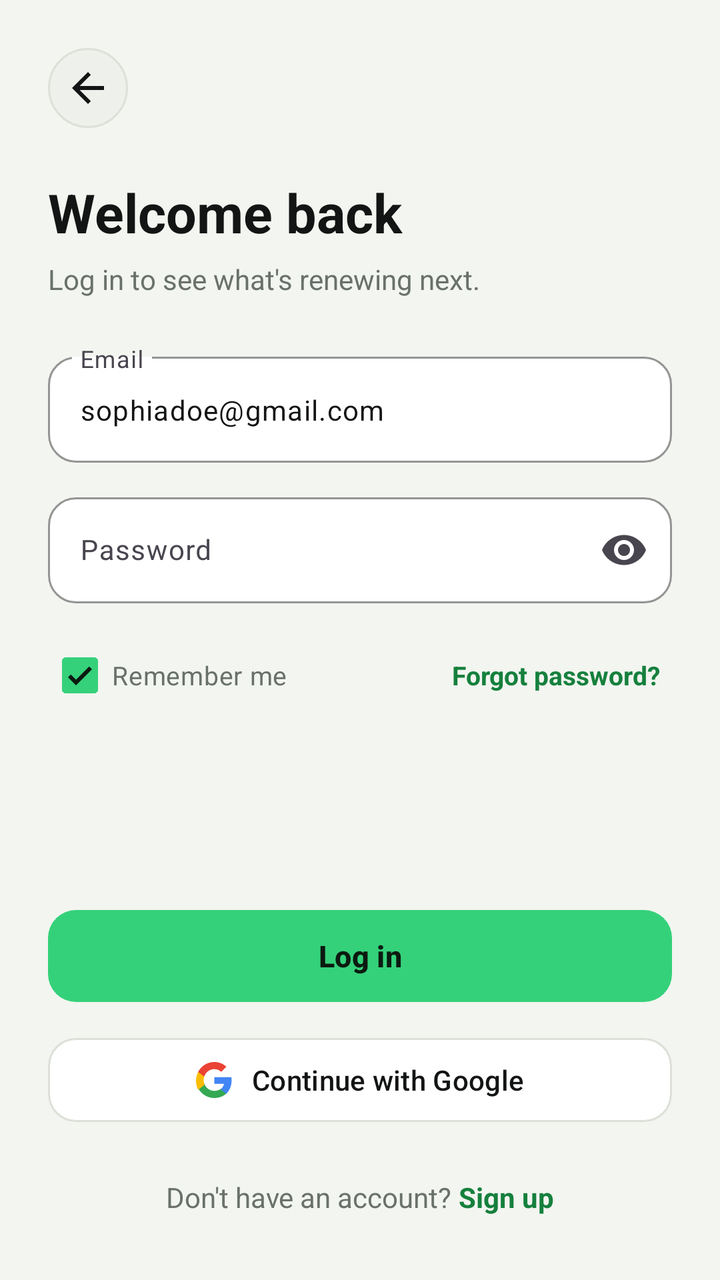
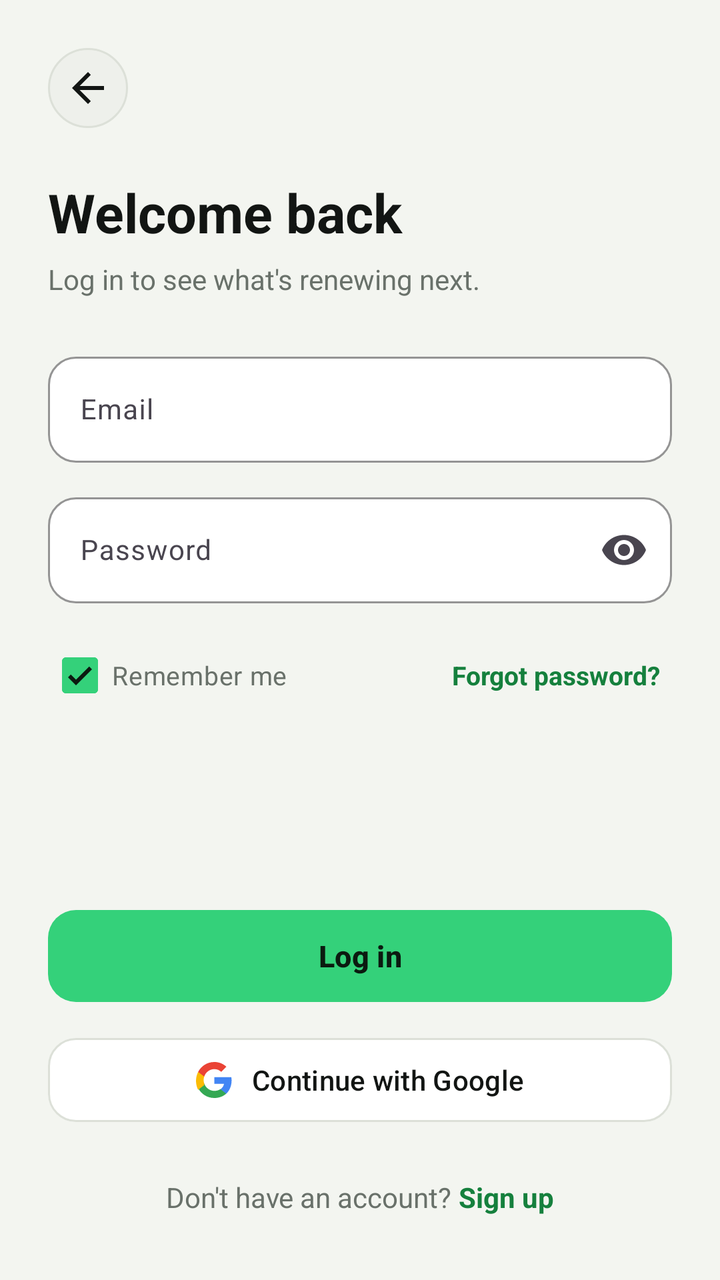

The first picture is an Android layout as it rendered before a commit; the second is the same layout after the commit. The layout source and the unified diff follow.
<!-- AndroidManifest.xml: application theme Theme.SubGuard -->
<!-- res/layout/fragment_login.xml -->
<?xml version="1.0" encoding="utf-8"?>
<ScrollView xmlns:android="http://schemas.android.com/apk/res/android"
    xmlns:app="http://schemas.android.com/apk/res-auto"
    android:layout_width="match_parent"
    android:layout_height="match_parent"
    android:background="@color/app_background"
    android:fillViewport="true">

    <LinearLayout
        android:layout_width="match_parent"
        android:layout_height="wrap_content"
        android:orientation="vertical"
        android:padding="24dp">

        
        <ImageButton
            android:id="@+id/btn_back"
            android:layout_width="40dp"
            android:layout_height="40dp"
            android:background="@drawable/bg_circle_elevated"
            android:contentDescription="Back"
            android:src="@drawable/ic_arrow_back"
            app:tint="@color/text_primary" />

        
        <TextView
            android:layout_width="match_parent"
            android:layout_height="wrap_content"
            android:layout_marginTop="24dp"
            android:text="Welcome back"
            android:textColor="@color/text_primary"
            android:textSize="27sp"
            android:textStyle="bold" />

        <TextView
            android:layout_width="match_parent"
            android:layout_height="wrap_content"
            android:layout_marginTop="6dp"
            android:text="Log in to see what's renewing next."
            android:textColor="@color/text_secondary"
            android:textSize="14sp" />

        
        <com.google.android.material.textfield.TextInputLayout
            android:layout_width="match_parent"
            android:layout_height="wrap_content"
            android:layout_marginTop="24dp"
            android:hint="Email"
            app:boxBackgroundColor="@color/card_background"
            app:boxBackgroundMode="outline"
            app:boxCornerRadiusBottomEnd="14dp"
            app:boxCornerRadiusBottomStart="14dp"
            app:boxCornerRadiusTopEnd="14dp"
            app:boxCornerRadiusTopStart="14dp"
            app:boxStrokeColor="@color/primary_green"
            app:hintTextColor="@color/text_secondary">

            <com.google.android.material.textfield.TextInputEditText
                android:id="@+id/et_email"
                android:layout_width="match_parent"
                android:layout_height="wrap_content"
                android:inputType="textEmailAddress"
                android:text="sophiadoe@gmail.com"
                android:textColor="@color/text_primary"
                android:textSize="14sp" />
        </com.google.android.material.textfield.TextInputLayout>

        
        <com.google.android.material.textfield.TextInputLayout
            android:layout_width="match_parent"
            android:layout_height="wrap_content"
            android:layout_marginTop="12dp"
            android:hint="Password"
            app:boxBackgroundColor="@color/card_background"
            app:boxBackgroundMode="outline"
            app:boxCornerRadiusBottomEnd="14dp"
            app:boxCornerRadiusBottomStart="14dp"
            app:boxCornerRadiusTopEnd="14dp"
            app:boxCornerRadiusTopStart="14dp"
            app:boxStrokeColor="@color/primary_green"
            app:endIconMode="password_toggle"
            app:hintTextColor="@color/text_secondary">

            <com.google.android.material.textfield.TextInputEditText
                android:id="@+id/et_password"
                android:layout_width="match_parent"
                android:layout_height="wrap_content"
                android:inputType="textPassword"
                android:textColor="@color/text_primary"
                android:textSize="14sp" />
        </com.google.android.material.textfield.TextInputLayout>

        
        <LinearLayout
            android:layout_width="match_parent"
            android:layout_height="wrap_content"
            android:layout_marginTop="12dp"
            android:gravity="center_vertical"
            android:orientation="horizontal">

            <com.google.android.material.checkbox.MaterialCheckBox
                android:id="@+id/cb_remember_me"
                android:layout_width="0dp"
                android:layout_height="wrap_content"
                android:layout_weight="1"
                android:checked="true"
                android:text="Remember me"
                android:textColor="@color/text_secondary"
                android:textSize="13sp"
                app:buttonTint="@color/primary_green" />

            <TextView
                android:id="@+id/btn_forgot_password"
                android:layout_width="wrap_content"
                android:layout_height="wrap_content"
                android:padding="6dp"
                android:text="Forgot password?"
                android:textColor="@color/accent_green_text"
                android:textSize="13sp"
                android:textStyle="bold" />
        </LinearLayout>

        <Space
            android:layout_width="match_parent"
            android:layout_height="0dp"
            android:layout_weight="1" />

        
        <com.google.android.material.button.MaterialButton
            android:id="@+id/btn_login"
            android:layout_width="match_parent"
            android:layout_height="54dp"
            android:layout_marginTop="28dp"
            android:text="Log in"
            android:textAllCaps="false"
            android:textColor="@color/button_on_green"
            android:textSize="15sp"
            android:textStyle="bold"
            app:backgroundTint="@color/primary_green"
            app:cornerRadius="14dp" />

        
        <com.google.android.material.button.MaterialButton
            android:id="@+id/btn_google"
            style="@style/Widget.Material3.Button.OutlinedButton"
            android:layout_width="match_parent"
            android:layout_height="50dp"
            android:layout_marginTop="10dp"
            android:text="@string/continue_with_google"
            android:textAllCaps="false"
            android:textColor="@color/text_primary"
            android:textSize="14sp"
            app:backgroundTint="@color/card_background"
            app:cornerRadius="14dp"
            app:icon="@drawable/google_logo_icon"
            app:iconGravity="textStart"
            app:iconPadding="10dp"
            app:iconTint="@null"
            app:strokeColor="@color/card_border" />

        
        <LinearLayout
            android:id="@+id/btn_go_to_signup"
            android:layout_width="match_parent"
            android:layout_height="wrap_content"
            android:layout_marginTop="16dp"
            android:gravity="center"
            android:orientation="horizontal"
            android:padding="8dp">

            <TextView
                android:layout_width="wrap_content"
                android:layout_height="wrap_content"
                android:text="Don't have an account? "
                android:textColor="@color/text_secondary"
                android:textSize="14sp" />

            <TextView
                android:layout_width="wrap_content"
                android:layout_height="wrap_content"
                android:text="Sign up"
                android:textColor="@color/accent_green_text"
                android:textSize="14sp"
                android:textStyle="bold" />
        </LinearLayout>

    </LinearLayout>
</ScrollView>
<!-- resources referenced by this layout -->
<resources>
  <color name="accent_green_text">#15803D</color>
  <color name="app_background">#F3F5F0</color>
  <color name="button_on_green">#0B1A10</color>
  <color name="card_background">#FFFFFF</color>
  <color name="card_border">#DCE0D8</color>
  <color name="primary_green">#34D17A</color>
  <color name="text_primary">#121513</color>
  <color name="text_secondary">#69716A</color>
  <!-- drawable bg_circle_elevated (drawable) -->
  <?xml version="1.0" encoding="utf-8"?>
  <shape xmlns:android="http://schemas.android.com/apk/res/android"
      android:shape="oval">
      <solid android:color="@color/surface_elevated" />
      <stroke
          android:width="1dp"
          android:color="@color/card_border" />
  </shape>
  <!-- drawable google_logo_icon (drawable) -->
  <vector xmlns:android="http://schemas.android.com/apk/res/android"
      android:width="24dp"
      android:height="24dp"
      android:viewportWidth="24"
      android:viewportHeight="24">
      <path
          android:fillColor="#4285F4"
          android:pathData="M23.745,12.27c0,-0.75 -0.06,-1.48 -0.19,-2.18H12.2v4.51h6.47c-0.29,1.48 -1.14,2.73 -2.4,3.58v3h3.86C22.18,19.31 23.745,16.1 23.745,12.27z"/>
      <path
          android:fillColor="#34A853"
          android:pathData="M12.2,24c3.24,0 5.95,-1.08 7.93,-2.91l-3.86,-3c-1.08,0.72 -2.45,1.16 -4.07,1.16c-3.13,0 -5.78,-2.11 -6.73,-4.96H1.41v3.09C3.46,21.35 7.51,24 12.2,24z"/>
      <path
          android:fillColor="#FBBC05"
          android:pathData="M5.47,14.29c-0.25,-0.72 -0.39,-1.49 -0.39,-2.29s0.14,-1.57 0.39,-2.29V6.62H1.41C0.51,8.42 0,10.45 0,12.6s0.51,4.18 1.41,5.98l4.06,-3.1600001 -0.0000001,-1.13z"/>
      <path
          android:fillColor="#EA4335"
          android:pathData="M12.2,4.75c1.77,0 3.35,0.61 4.6,1.8l3.42,-3.42C18.15,1.19 15.44,0 12.2,0C7.51,0 3.46,2.65 1.41,6.62l4.06,3.09c0.95,-2.85 3.6,-4.96 6.73,-4.96z"/>
  </vector>
  <!-- drawable ic_arrow_back (drawable) -->
  <?xml version="1.0" encoding="utf-8"?>
  <vector xmlns:android="http://schemas.android.com/apk/res/android"
      android:width="24dp"
      android:height="24dp"
      android:viewportWidth="24"
      android:viewportHeight="24">
      <path
          android:fillColor="#FFFFFFFF"
          android:pathData="M20,11H7.83l5.59,-5.59L12,4l-8,8 8,8 1.41,-1.41L7.83,13H20v-2z" />
  </vector>
  <string name="continue_with_google">Continue with Google</string>
  <style name="Theme.SubGuard" parent="Base.Theme.SubGuard" />
  <color name="surface_elevated">#EEF0EB</color>
  <style name="Base.Theme.SubGuard" parent="Theme.Material3.DayNight.NoActionBar">
          <item name="colorPrimary">@color/primary_green</item>
          <item name="colorOnPrimary">@color/button_on_green</item>
          <item name="android:statusBarColor">@color/app_background</item>
          <item name="android:navigationBarColor">@color/card_background</item>
          <item name="android:windowBackground">@color/app_background</item>
      </style>
</resources>

<!-- the commit's change to res/layout/fragment_login.xml (unified diff, before → after) -->
@@ -60,7 +60,6 @@
                 android:layout_width="match_parent"
                 android:layout_height="wrap_content"
                 android:inputType="textEmailAddress"
-                android:text="sophiadoe@gmail.com"
                 android:textColor="@color/text_primary"
                 android:textSize="14sp" />
         </com.google.android.material.textfield.TextInputLayout>
